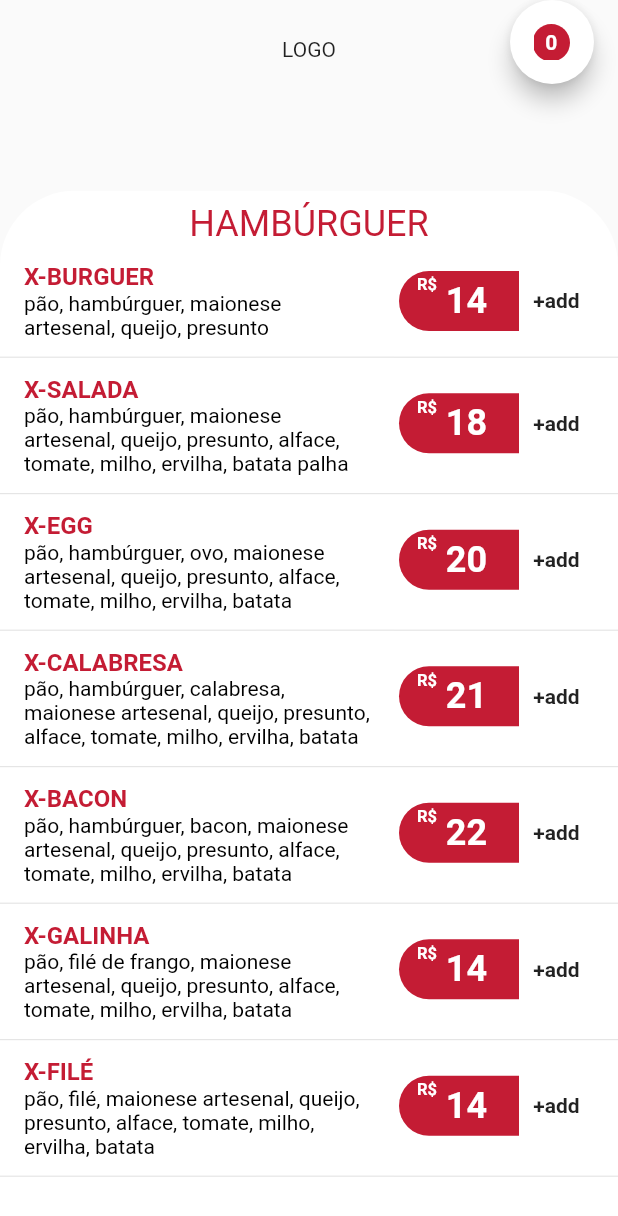
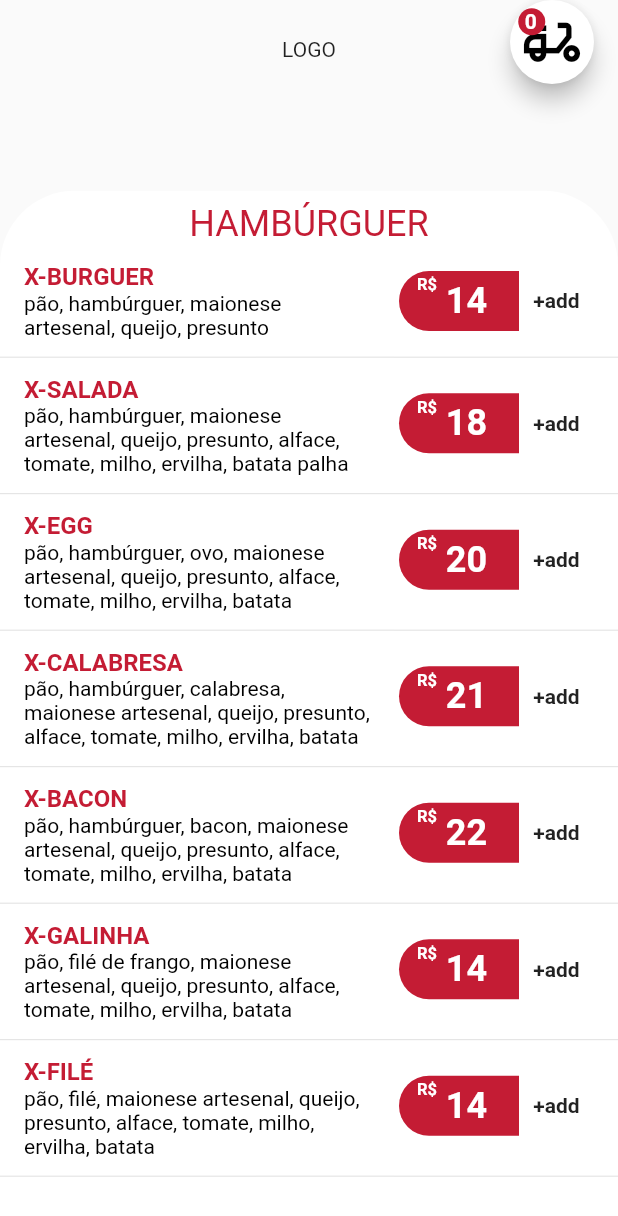
Before and after one commit to juniorsafera/delivery-app, a Flutter app: the TelaPrincipal screen opened by its route, on a phone screen of 412 x 824 dp. Shown: the top 1216 px of the screen. Run offline on Flutter 3.47's test engine with Material 2 defaults, Android fonts, the phone set to English and light mode, and no system bars.

Commit message:
Update botao_carrinho.dart

```diff
--- a/delivey_app/lib/components/botao_carrinho.dart
+++ b/delivey_app/lib/components/botao_carrinho.dart
@@ -12,19 +12,22 @@ class BotaoCarrinho extends StatefulWidget {
   State<BotaoCarrinho> createState() => _BotaoCarrinhoState();
 }
 
-
 class _BotaoCarrinhoState extends State<BotaoCarrinho> {
   @override
   Widget build(BuildContext context) {
     return Stack(
-      children: [
-           Container(child: Icon(Icons.delivery_dining_outlined)),
+      children:  [
+        const Icon(
+          Icons.delivery_dining_outlined,
+          color: Colors.black,
+          size: 45,
+        ),
         Positioned(
           top: 0,
-          right: 0,
+          left: 0,
           child: Container(
-              width: 25,
-              height: 25,
+              width: 18,
+              height: 18,
               decoration: BoxDecoration(
                 borderRadius: BorderRadius.circular(50),
                 color: Paleta.corPrimaria,
@@ -35,6 +38,7 @@ class _BotaoCarrinhoState extends State<BotaoCarrinho> {
                   style: const TextStyle(
                     fontWeight: FontWeight.bold,
                   ),
+                  textAlign: TextAlign.center,
                 ),
               )),
         ),
```
